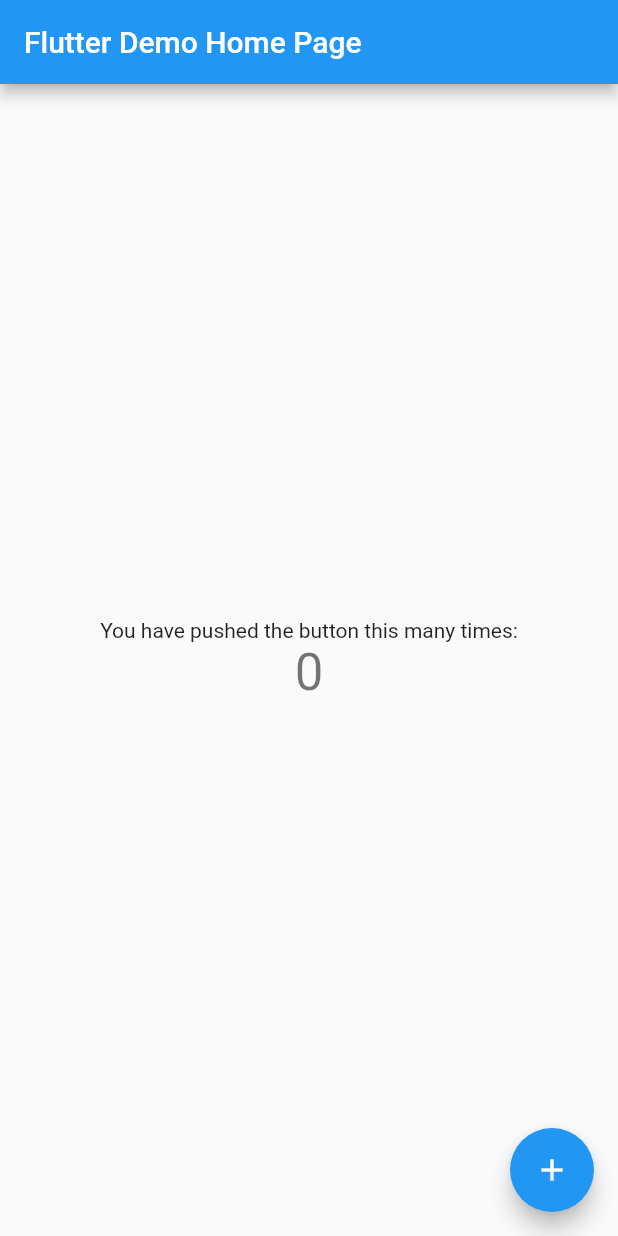
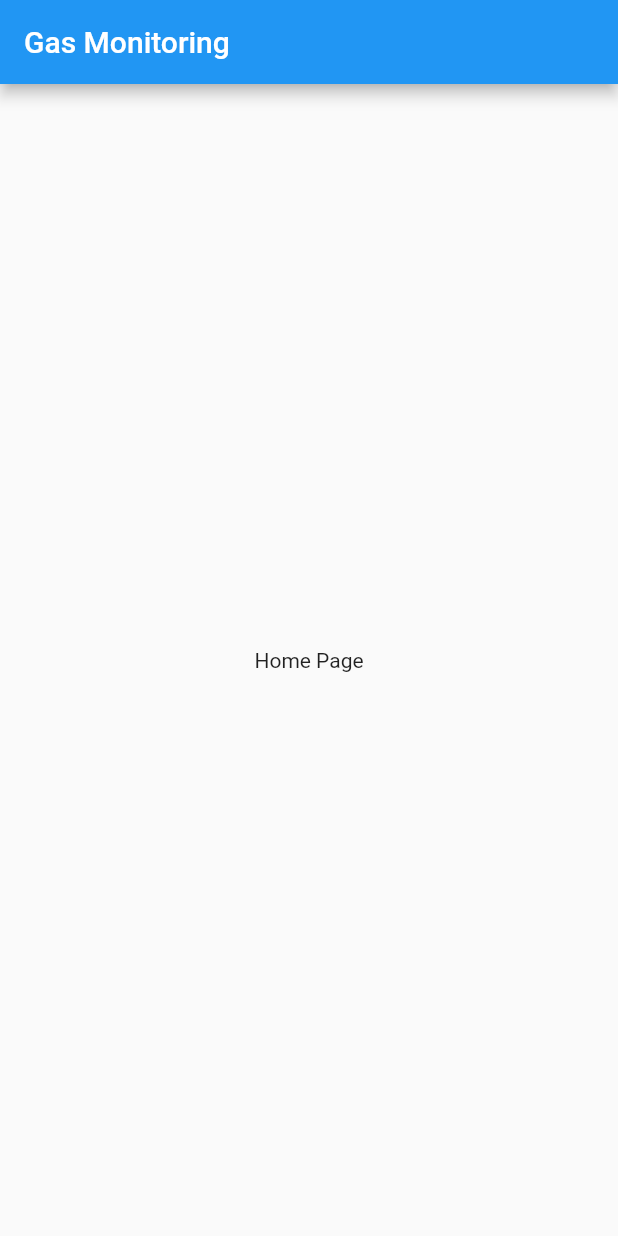
Before and after one commit to cyenite/Gas-Monitoring, a Flutter app: the screen it shows after launch, on a phone screen of 412 x 824 dp. Run offline on Flutter 3.47's test engine with Material 2 defaults, Android fonts, the phone set to English and light mode, and no system bars.

Commit message:
MVC structure and homepage

```diff
--- a/lib/main.dart
+++ b/lib/main.dart
@@ -1,113 +1,20 @@
 import 'package:flutter/material.dart';
+import 'package:gas_monitoring/pages/home_page.dart';
 
 void main() {
   runApp(MyApp());
 }
 
 class MyApp extends StatelessWidget {
-  // This widget is the root of your application.
   @override
   Widget build(BuildContext context) {
     return MaterialApp(
-      title: 'Flutter Demo',
+      debugShowCheckedModeBanner: false,
+      title: 'Gas Monitor',
       theme: ThemeData(
-        // This is the theme of your application.
-        //
-        // Try running your application with "flutter run". You'll see the
-        // application has a blue toolbar. Then, without quitting the app, try
-        // changing the primarySwatch below to Colors.green and then invoke
-        // "hot reload" (press "r" in the console where you ran "flutter run",
-        // or simply save your changes to "hot reload" in a Flutter IDE).
-        // Notice that the counter didn't reset back to zero; the application
-        // is not restarted.
         primarySwatch: Colors.blue,
       ),
-      home: MyHomePage(title: 'Flutter Demo Home Page'),
+      home: HomePage(),
     );
   }
 }
-
-class MyHomePage extends StatefulWidget {
-  MyHomePage({Key key, this.title}) : super(key: key);
-
-  // This widget is the home page of your application. It is stateful, meaning
-  // that it has a State object (defined below) that contains fields that affect
-  // how it looks.
-
-  // This class is the configuration for the state. It holds the values (in this
-  // case the title) provided by the parent (in this case the App widget) and
-  // used by the build method of the State. Fields in a Widget subclass are
-  // always marked "final".
-
-  final String title;
-
-  @override
-  _MyHomePageState createState() => _MyHomePageState();
-}
-
-class _MyHomePageState extends State<MyHomePage> {
-  int _counter = 0;
-
-  void _incrementCounter() {
-    setState(() {
-      // This call to setState tells the Flutter framework that something has
-      // changed in this State, which causes it to rerun the build method below
-      // so that the display can reflect the updated values. If we changed
-      // _counter without calling setState(), then the build method would not be
-      // called again, and so nothing would appear to happen.
-      _counter++;
-    });
-  }
-
-  @override
-  Widget build(BuildContext context) {
-    // This method is rerun every time setState is called, for instance as done
-    // by the _incrementCounter method above.
-    //
-    // The Flutter framework has been optimized to make rerunning build methods
-    // fast, so that you can just rebuild anything that needs updating rather
-    // than having to individually change instances of widgets.
-    return Scaffold(
-      appBar: AppBar(
-        // Here we take the value from the MyHomePage object that was created by
-        // the App.build method, and use it to set our appbar title.
-        title: Text(widget.title),
-      ),
-      body: Center(
-        // Center is a layout widget. It takes a single child and positions it
-        // in the middle of the parent.
-        child: Column(
-          // Column is also a layout widget. It takes a list of children and
-          // arranges them vertically. By default, it sizes itself to fit its
-          // children horizontally, and tries to be as tall as its parent.
-          //
-          // Invoke "debug painting" (press "p" in the console, choose the
-          // "Toggle Debug Paint" action from the Flutter Inspector in Android
-          // Studio, or the "Toggle Debug Paint" command in Visual Studio Code)
-          // to see the wireframe for each widget.
-          //
-          // Column has various properties to control how it sizes itself and
-          // how it positions its children. Here we use mainAxisAlignment to
-          // center the children vertically; the main axis here is the vertical
-          // axis because Columns are vertical (the cross axis would be
-          // horizontal).
-          mainAxisAlignment: MainAxisAlignment.center,
-          children: <Widget>[
-            Text(
-              'You have pushed the button this many times:',
-            ),
-            Text(
-              '$_counter',
-              style: Theme.of(context).textTheme.headline4,
-            ),
-          ],
-        ),
-      ),
-      floatingActionButton: FloatingActionButton(
-        onPressed: _incrementCounter,
-        tooltip: 'Increment',
-        child: Icon(Icons.add),
-      ), // This trailing comma makes auto-formatting nicer for build methods.
-    );
-  }
-}
--- /dev/null
+++ b/lib/pages/home_page.dart
@@ -0,0 +1,22 @@
+import 'package:flutter/material.dart';
+
+class HomePage extends StatelessWidget {
+  @override
+  Widget build(BuildContext context) {
+    return SafeArea(
+      child: Scaffold(
+        appBar: AppBar(
+          title: Text('Gas Monitoring'),
+        ),
+        body: Column(
+          mainAxisAlignment: MainAxisAlignment.spaceAround,
+          children: [
+            Center(
+              child: Text('Home Page'),
+            ),
+          ],
+        ),
+      ),
+    );
+  }
+}
```
